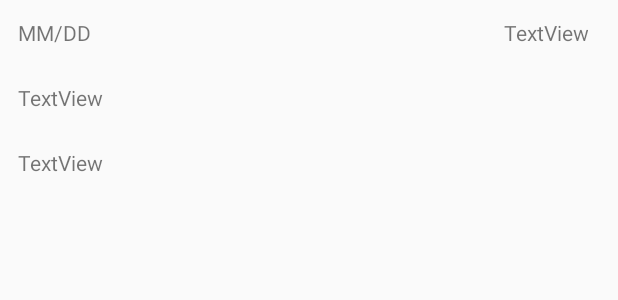
After one commit to GeckoJnlx3/money-monster, an Android app built with Jetpack Compose: the layout finance_history_item.xml on its own in the app's theme, with its tools: preview values and no code run, on a phone screen of 412 x 824 dp. The commit adds this screen. Shown: the top 300 px of the screen. Run offline under Robolectric (Android 15) with nearby library versions, the phone set to English and light mode, and no system bars.

Commit message:
added finance history view, finance info db

```diff
--- a/app/build.gradle.kts
+++ b/app/build.gradle.kts
@@ -2,6 +2,7 @@ plugins {
     alias(libs.plugins.android.application)
     alias(libs.plugins.kotlin.android)
     alias(libs.plugins.kotlin.compose)
+    id("com.google.gms.google-services")
 }
 
 android {
@@ -43,6 +44,8 @@ android {
 }
 
 dependencies {
+    implementation(platform("com.google.firebase:firebase-bom:33.5.1"))
+    implementation("com.google.firebase:firebase-analytics")
     implementation(libs.mpandroidchart)
     implementation(libs.androidx.core.ktx)
     implementation(libs.androidx.lifecycle.runtime.ktx)
--- a/app/src/main/AndroidManifest.xml
+++ b/app/src/main/AndroidManifest.xml
@@ -44,6 +44,12 @@
         </activity>
 
         <activity
+            android:name=".HistoryActivity"
+            android:exported="false"
+            android:theme="@style/Theme.AppCompat.Light">
+        </activity>
+
+        <activity
             android:name=".MonsterEntryActivity">
         </activity>
 
--- /dev/null
+++ b/app/src/main/res/layout/finance_history_item.xml
@@ -0,0 +1,49 @@
+<?xml version="1.0" encoding="utf-8"?>
+<LinearLayout xmlns:android="http://schemas.android.com/apk/res/android"
+    android:layout_width="match_parent"
+    android:layout_height="wrap_content"
+    android:orientation="vertical">
+
+    <LinearLayout
+        android:layout_width="match_parent"
+        android:layout_height="wrap_content"
+        android:layout_margin="18px"
+        android:layout_weight="1"
+        android:orientation="horizontal">
+
+        <TextView
+            android:id="@+id/date"
+            android:layout_width="wrap_content"
+            android:layout_height="wrap_content"
+            android:layout_weight="0"
+            android:text="MM/DD" />
+
+        <TextView
+            android:id="@+id/amount"
+            android:layout_width="match_parent"
+            android:layout_height="wrap_content"
+            android:layout_marginRight="12px"
+            android:layout_weight="1"
+            android:gravity="left"
+            android:text="TextView"
+            android:textAlignment="textEnd" />
+
+    </LinearLayout>
+
+    <TextView
+        android:id="@+id/category"
+        android:layout_width="match_parent"
+        android:layout_height="wrap_content"
+        android:layout_weight="1"
+        android:layout_margin="18px"
+        android:text="TextView" />
+
+    <TextView
+        android:id="@+id/description"
+        android:layout_width="match_parent"
+        android:layout_height="wrap_content"
+        android:layout_weight="1"
+        android:layout_margin="18px"
+        android:text="TextView" />
+
+</LinearLayout>
--- a/build.gradle.kts
+++ b/build.gradle.kts
@@ -3,4 +3,5 @@ plugins {
     alias(libs.plugins.android.application) apply false
     alias(libs.plugins.kotlin.android) apply false
     alias(libs.plugins.kotlin.compose) apply false
+    id("com.google.gms.google-services") version "4.4.2" apply false
 }
```
Also changed, not shown: app/src/main/java/com/mobdeve/s11/group2/moneymonster/FinanceActivity.kt (+25 -7 lines), app/src/main/java/com/mobdeve/s11/group2/moneymonster/FinanceDatabaseHelper.kt (added, +88 -0 lines), app/src/main/java/com/mobdeve/s11/group2/moneymonster/FinanceRecord.kt (added, +10 -0 lines), app/src/main/java/com/mobdeve/s11/group2/moneymonster/FinanceRecordAdapter.kt (added, +35 -0 lines), app/src/main/java/com/mobdeve/s11/group2/moneymonster/HistoryActivity.kt (added, +33 -0 lines), app/src/main/java/com/mobdeve/s11/group2/moneymonster/MainActivity.kt (+7 -0 lines), app/src/main/res/layout/activity_main.xml (+9 -0 lines), app/src/main/res/layout/history.xml (added, +26 -0 lines), 1 other file.
